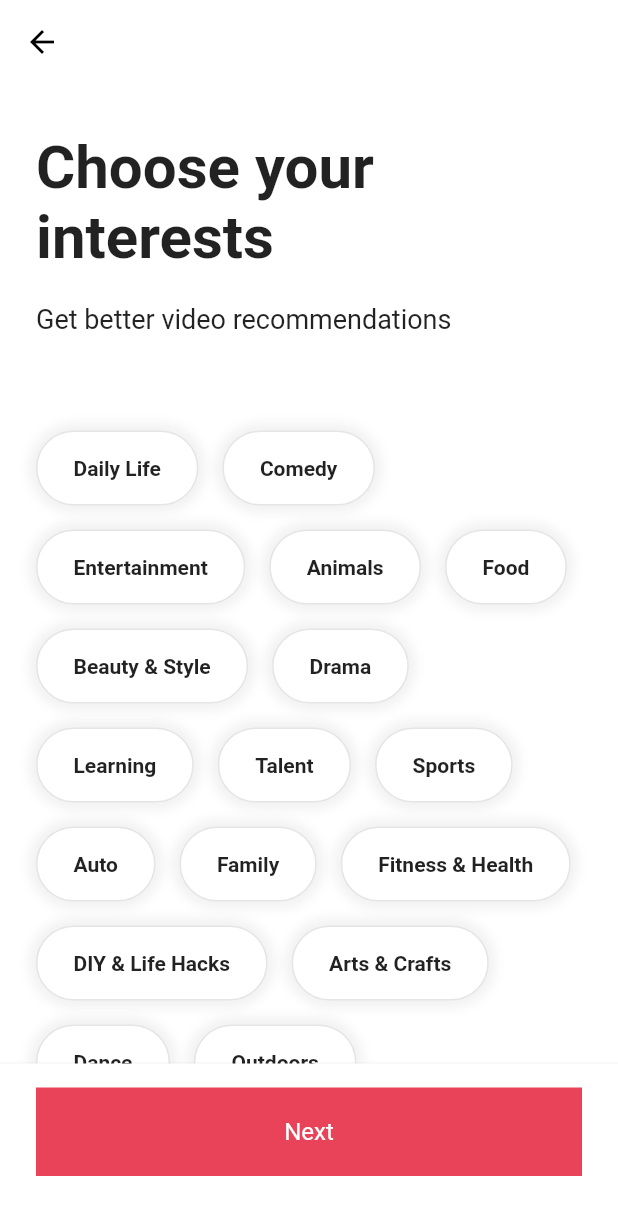
After one commit to gyute/tiktok_clone, a Flutter app: the InterestsScreen screen opened directly, on a phone screen of 412 x 824 dp. The commit adds this screen. Shown: the top 1215 px of the screen. Run offline on Flutter 3.47's test engine with Material 2 defaults, Android fonts, the phone set to English and light mode, and no system bars; our stand-ins replace font_awesome_flutter.

Commit message:
Add the basic UI for onboarding

```diff
--- a/lib/features/authentication/login_form_screen.dart
+++ b/lib/features/authentication/login_form_screen.dart
@@ -2,6 +2,7 @@ import 'package:flutter/material.dart';
 import 'package:tiktok_clone/constants/gaps.dart';
 import 'package:tiktok_clone/constants/sizes.dart';
 import 'package:tiktok_clone/features/authentication/widgets/form_button.dart';
+import 'package:tiktok_clone/features/onboarding/interests_screen.dart';
 
 class LoginFormScreen extends StatefulWidget {
   const LoginFormScreen({super.key});
@@ -17,6 +18,11 @@ class _LoginFormScreenState extends State<LoginFormScreen> {
     if (_formKey.currentState != null) {
       if (_formKey.currentState!.validate()) {
         _formKey.currentState!.save();
+        Navigator.of(context).push(
+          MaterialPageRoute(
+            builder: (context) => const InterestsScreen(),
+          ),
+        );
       }
     }
   }
--- /dev/null
+++ b/lib/features/onboarding/interests_screen.dart
@@ -0,0 +1,178 @@
+import 'package:flutter/material.dart';
+import 'package:tiktok_clone/constants/gaps.dart';
+import 'package:tiktok_clone/constants/sizes.dart';
+import 'package:tiktok_clone/features/onboarding/tutorial_screen.dart';
+
+import 'widgets/interest_button.dart';
+
+const interests = [
+  "Daily Life",
+  "Comedy",
+  "Entertainment",
+  "Animals",
+  "Food",
+  "Beauty & Style",
+  "Drama",
+  "Learning",
+  "Talent",
+  "Sports",
+  "Auto",
+  "Family",
+  "Fitness & Health",
+  "DIY & Life Hacks",
+  "Arts & Crafts",
+  "Dance",
+  "Outdoors",
+  "Oddly Satisfying",
+  "Home & Garden",
+  "Daily Life",
+  "Comedy",
+  "Entertainment",
+  "Animals",
+  "Food",
+  "Beauty & Style",
+  "Drama",
+  "Learning",
+  "Talent",
+  "Sports",
+  "Auto",
+  "Family",
+  "Fitness & Health",
+  "DIY & Life Hacks",
+  "Arts & Crafts",
+  "Dance",
+  "Outdoors",
+  "Oddly Satisfying",
+  "Home & Garden",
+];
+
+class InterestsScreen extends StatefulWidget {
+  const InterestsScreen({super.key});
+
+  @override
+  State<InterestsScreen> createState() => _InterestsScreenState();
+}
+
+class _InterestsScreenState extends State<InterestsScreen> {
+  final ScrollController _scrollController = ScrollController();
+  bool _showTitle = false;
+
+  void _onScroll() {
+    if (_scrollController.offset > 100) {
+      if (_showTitle) return;
+      setState(() {
+        _showTitle = true;
+      });
+    } else {
+      setState(() {
+        _showTitle = false;
+      });
+    }
+  }
+
+  @override
+  void initState() {
+    super.initState();
+    _scrollController.addListener(_onScroll);
+  }
+
+  @override
+  void dispose() {
+    _scrollController.dispose();
+    super.dispose();
+  }
+
+  void _onNextTap() {
+    Navigator.push(
+      context,
+      MaterialPageRoute(
+        builder: (context) => const TutorialScreen(),
+      ),
+    );
+  }
+
+  @override
+  Widget build(BuildContext context) {
+    return Scaffold(
+      appBar: AppBar(
+        title: AnimatedOpacity(
+          opacity: _showTitle ? 1 : 0,
+          duration: const Duration(milliseconds: 300),
+          child: const Text('Choose your interests'),
+        ),
+      ),
+      body: Scrollbar(
+        controller: _scrollController,
+        child: SingleChildScrollView(
+          controller: _scrollController,
+          child: Padding(
+            padding: const EdgeInsets.only(
+              left: Sizes.size24,
+              right: Sizes.size24,
+              bottom: Sizes.size16,
+            ),
+            child: Column(
+              crossAxisAlignment: CrossAxisAlignment.start,
+              children: [
+                Gaps.v32,
+                const Text(
+                  'Choose your interests',
+                  style: TextStyle(
+                    fontSize: Sizes.size40,
+                    fontWeight: FontWeight.bold,
+                  ),
+                ),
+                Gaps.v20,
+                const Text(
+                  'Get better video recommendations',
+                  style: TextStyle(
+                    fontSize: Sizes.size18,
+                  ),
+                ),
+                Gaps.v64,
+                Wrap(
+                  runSpacing: Sizes.size16,
+                  spacing: Sizes.size16,
+                  children: [
+                    for (final interest in interests)
+                      InterestButton(interest: interest)
+                  ],
+                ),
+              ],
+            ),
+          ),
+        ),
+      ),
+      bottomNavigationBar: BottomAppBar(
+        elevation: 2,
+        child: Padding(
+          padding: const EdgeInsets.only(
+            bottom: Sizes.size40,
+            top: Sizes.size16,
+            left: Sizes.size24,
+            right: Sizes.size24,
+          ),
+          child: Container(
+            padding: const EdgeInsets.symmetric(
+              vertical: Sizes.size20,
+            ),
+            decoration: BoxDecoration(
+              color: Theme.of(context).primaryColor,
+            ),
+            child: GestureDetector(
+              onTap: _onNextTap,
+              child: const Text(
+                'Next',
+                textAlign: TextAlign.center,
+                style: TextStyle(
+                  color: Colors.white,
+                  fontSize: Sizes.size16,
+                ),
+              ),
+            ),
+          ),
+        ),
+      ),
+    );
+  }
+}
--- /dev/null
+++ b/lib/features/onboarding/widgets/interest_button.dart
@@ -0,0 +1,63 @@
+import 'package:flutter/material.dart';
+import 'package:tiktok_clone/constants/sizes.dart';
+
+class InterestButton extends StatefulWidget {
+  const InterestButton({
+    super.key,
+    required this.interest,
+  });
+
+  final String interest;
+
+  @override
+  State<InterestButton> createState() => _InterestButtonState();
+}
+
+class _InterestButtonState extends State<InterestButton> {
+  bool _isSelected = false;
+
+  void _onTap() {
+    setState(() {
+      _isSelected = !_isSelected;
+    });
+  }
+
+  @override
+  Widget build(BuildContext context) {
+    return GestureDetector(
+      onTap: _onTap,
+      child: AnimatedContainer(
+        duration: const Duration(milliseconds: 300),
+        child: Container(
+          padding: const EdgeInsets.symmetric(
+            vertical: Sizes.size16,
+            horizontal: Sizes.size24,
+          ),
+          decoration: BoxDecoration(
+              color:
+                  _isSelected ? Theme.of(context).primaryColor : Colors.white,
+              borderRadius: BorderRadius.circular(
+                Sizes.size32,
+              ),
+              border: Border.all(
+                color: Colors.black.withOpacity(0.1),
+              ),
+              boxShadow: [
+                BoxShadow(
+                  color: Colors.black.withOpacity(0.05),
+                  blurRadius: 5,
+                  spreadRadius: 5,
+                )
+              ]),
+          child: Text(
+            widget.interest,
+            style: TextStyle(
+              color: _isSelected ? Colors.white : Colors.black87,
+              fontWeight: FontWeight.bold,
+            ),
+          ),
+        ),
+      ),
+    );
+  }
+}
```
Also changed, not shown: lib/features/onboarding/tutorial_screen.dart (added, +112 -0 lines).
